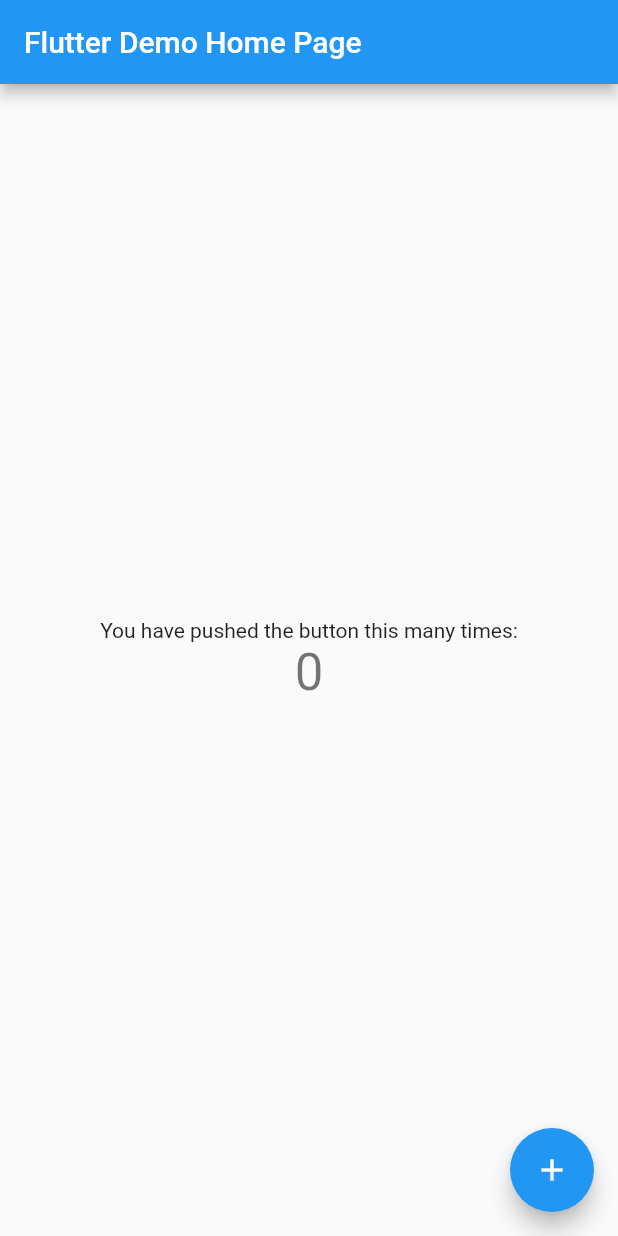
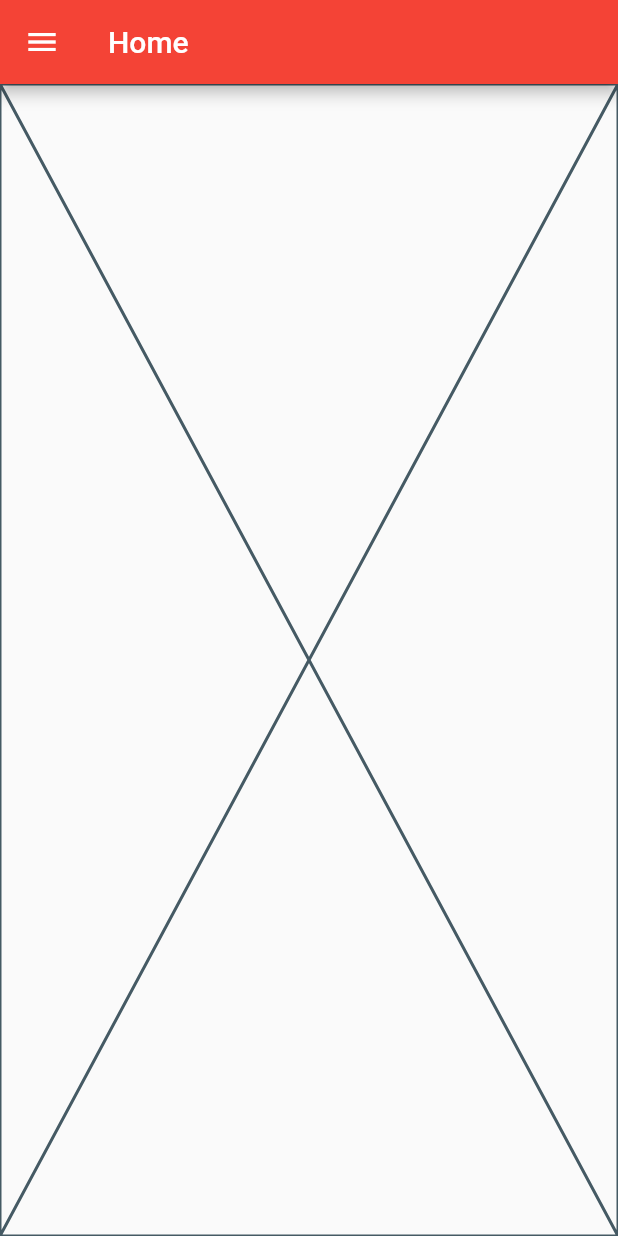
Before and after one commit to yoriaantje-dev/TurVolup, a Flutter app: the screen it shows after launch, on a phone screen of 412 x 824 dp. Run offline on Flutter 3.47's test engine with Material 2 defaults, Android fonts, the phone set to English and light mode, and no system bars.

Commit message:
Setting up Navigation and screens

```diff
--- a/turving_volupia/lib/main.dart
+++ b/turving_volupia/lib/main.dart
@@ -1,115 +1,22 @@
 import 'package:flutter/material.dart';
 
+import 'screens/home_screen.dart';
+
 void main() {
-  runApp(const MyApp());
+  runApp(const FlutterApp());
 }
 
-class MyApp extends StatelessWidget {
-  const MyApp({super.key});
+class FlutterApp extends StatelessWidget {
+  const FlutterApp({super.key});
 
-  // This widget is the root of your application.
   @override
   Widget build(BuildContext context) {
     return MaterialApp(
-      title: 'Flutter Demo',
+      home: HomeScreen(),
       theme: ThemeData(
-        // This is the theme of your application.
-        //
-        // Try running your application with "flutter run". You'll see the
-        // application has a blue toolbar. Then, without quitting the app, try
-        // changing the primarySwatch below to Colors.green and then invoke
-        // "hot reload" (press "r" in the console where you ran "flutter run",
-        // or simply save your changes to "hot reload" in a Flutter IDE).
-        // Notice that the counter didn't reset back to zero; the application
-        // is not restarted.
-        primarySwatch: Colors.blue,
+        colorScheme: ColorScheme.fromSwatch(primarySwatch: Colors.red),
       ),
-      home: const MyHomePage(title: 'Flutter Demo Home Page'),
+      darkTheme: ThemeData.dark(),
     );
   }
 }
-
-class MyHomePage extends StatefulWidget {
-  const MyHomePage({super.key, required this.title});
-
-  // This widget is the home page of your application. It is stateful, meaning
-  // that it has a State object (defined below) that contains fields that affect
-  // how it looks.
-
-  // This class is the configuration for the state. It holds the values (in this
-  // case the title) provided by the parent (in this case the App widget) and
-  // used by the build method of the State. Fields in a Widget subclass are
-  // always marked "final".
-
-  final String title;
-
-  @override
-  State<MyHomePage> createState() => _MyHomePageState();
-}
-
-class _MyHomePageState extends State<MyHomePage> {
-  int _counter = 0;
-
-  void _incrementCounter() {
-    setState(() {
-      // This call to setState tells the Flutter framework that something has
-      // changed in this State, which causes it to rerun the build method below
-      // so that the display can reflect the updated values. If we changed
-      // _counter without calling setState(), then the build method would not be
-      // called again, and so nothing would appear to happen.
-      _counter++;
-    });
-  }
-
-  @override
-  Widget build(BuildContext context) {
-    // This method is rerun every time setState is called, for instance as done
-    // by the _incrementCounter method above.
-    //
-    // The Flutter framework has been optimized to make rerunning build methods
-    // fast, so that you can just rebuild anything that needs updating rather
-    // than having to individually change instances of widgets.
-    return Scaffold(
-      appBar: AppBar(
-        // Here we take the value from the MyHomePage object that was created by
-        // the App.build method, and use it to set our appbar title.
-        title: Text(widget.title),
-      ),
-      body: Center(
-        // Center is a layout widget. It takes a single child and positions it
-        // in the middle of the parent.
-        child: Column(
-          // Column is also a layout widget. It takes a list of children and
-          // arranges them vertically. By default, it sizes itself to fit its
-          // children horizontally, and tries to be as tall as its parent.
-          //
-          // Invoke "debug painting" (press "p" in the console, choose the
-          // "Toggle Debug Paint" action from the Flutter Inspector in Android
-          // Studio, or the "Toggle Debug Paint" command in Visual Studio Code)
-          // to see the wireframe for each widget.
-          //
-          // Column has various properties to control how it sizes itself and
-          // how it positions its children. Here we use mainAxisAlignment to
-          // center the children vertically; the main axis here is the vertical
-          // axis because Columns are vertical (the cross axis would be
-          // horizontal).
-          mainAxisAlignment: MainAxisAlignment.center,
-          children: <Widget>[
-            const Text(
-              'You have pushed the button this many times:',
-            ),
-            Text(
-              '$_counter',
-              style: Theme.of(context).textTheme.headlineMedium,
-            ),
-          ],
-        ),
-      ),
-      floatingActionButton: FloatingActionButton(
-        onPressed: _incrementCounter,
-        tooltip: 'Increment',
-        child: const Icon(Icons.add),
-      ), // This trailing comma makes auto-formatting nicer for build methods.
-    );
-  }
-}
--- /dev/null
+++ b/turving_volupia/lib/screens/home_screen.dart
@@ -0,0 +1,16 @@
+import 'package:flutter/material.dart';
+
+import '../shared/menu_drawer.dart';
+
+class HomeScreen extends StatelessWidget {
+  const HomeScreen({super.key});
+
+  @override
+  Widget build(BuildContext context) {
+    return Scaffold(
+      appBar: AppBar(title: const Text("Home")),
+      drawer: const MenuDrawer(),
+      body: const Placeholder(),
+    );
+  }
+}
```
Also changed, not shown: turving_volupia/lib/screens/about_screen.dart (added, +16 -0 lines), turving_volupia/lib/screens/category_screen.dart (added, +16 -0 lines), turving_volupia/lib/screens/turf_screen.dart (added, +16 -0 lines), turving_volupia/lib/shared/menu_drawer.dart (added, +104 -0 lines).
